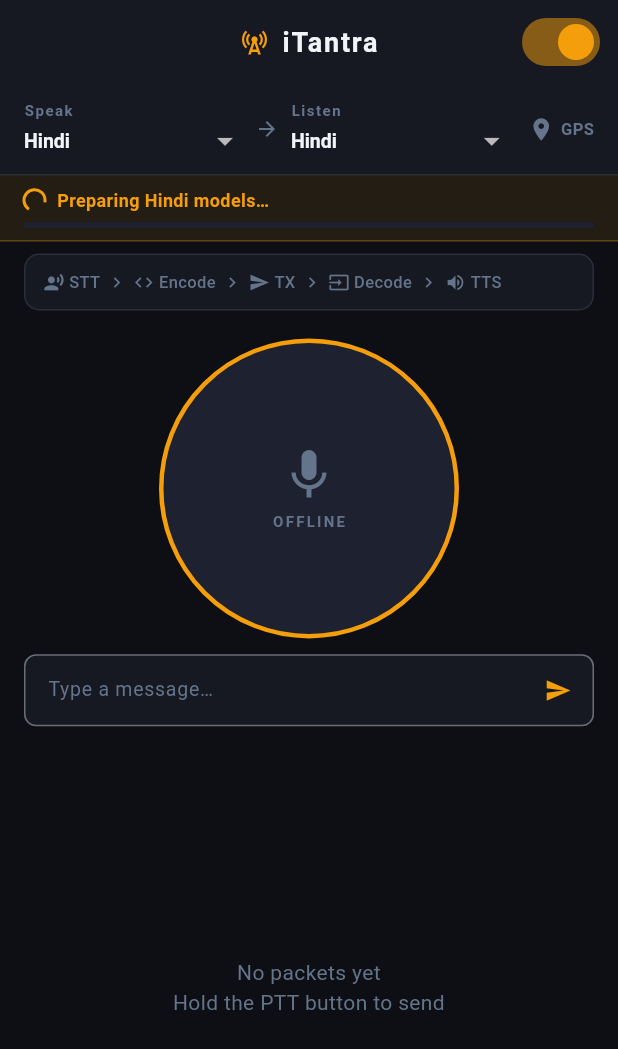
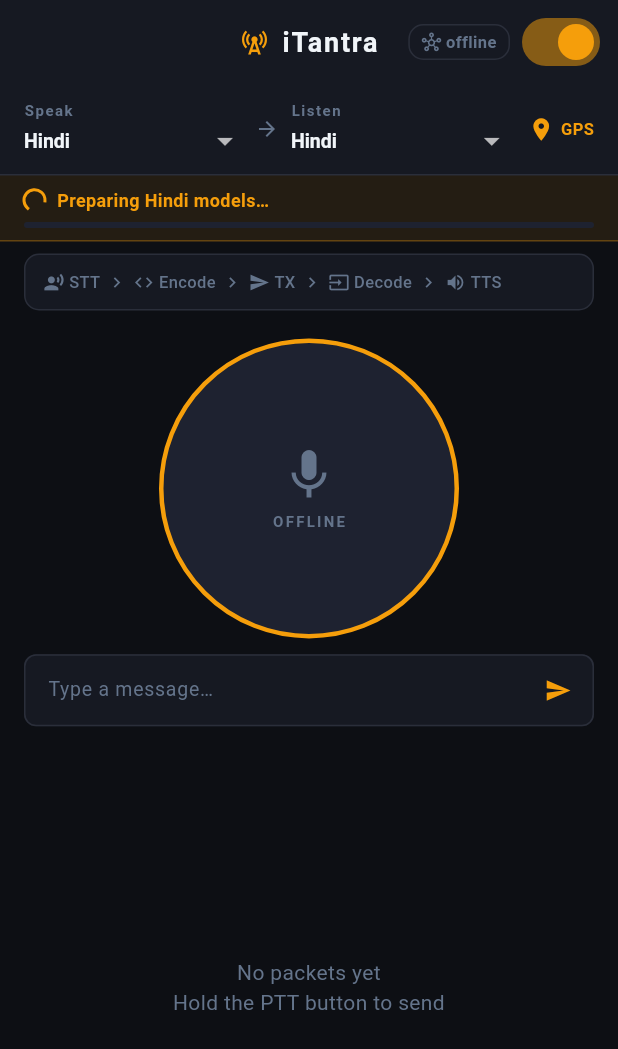
Before and after one commit to CVikasRaju/voice, a Flutter app: the first screen one second after launch, on a phone screen of 412 x 824 dp. Shown: the top 1049 px of the screen. Run offline on Flutter 3.47's test engine with Material 3 defaults, Android fonts, the phone set to English and light mode, and no system bars; our stand-ins replace audioplayers, flutter_tts, geolocator, permission_handler, shared_preferences; missing offline and left inert: bluetooth_low_energy, google_mlkit_translation, record, sherpa_onnx.

Commit message:
fix: resolve STT, BLE mesh, GPS and typed text failures
Critical fixes (app was completely non-functional):

1. STT never recorded: startPtt() was blocking on model download
   and returning before stt.start() was ever called. Fixed by removing
   the blocking guard — stt.start() handles init internally with live
   progress shown in the transcription preview.

2. BLE mesh stuck in loopback forever: enableMesh() was only called
   when the transceiver toggle changed state, but the toggle starts
   as 'true', so onChanged never fired. Fixed by calling
   _startMeshOnInit() in the TransceiverController constructor so
   the BLE radio activates immediately on startup.

3. Microphone permission never requested: _requestMicrophone() in
   permissions.dart just returned true without calling
   Permission.microphone.request(). Fixed with actual runtime request.

4. GPS defaulted off: _gpsEnabled now defaults to true and is
   persisted in SharedPreferences across sessions.

5. BLE MTU frame fragmentation: 38-byte iBFS frames were silently
   dropped on devices where MTU negotiation fails (< 23 bytes ATT
   payload). Fixed by tracking per-peer negotiated MTU and chunking
   frames in send() accordingly.

6. Typed text blocked by model downloads: Text field and send
   button were disabled when modelsDownloading was true. Fixed —
   typed messages don't need the STT model at all.

7. No mesh status feedback: Added live peer count badge to app bar
   (green hub icon showing N peers, grey 'offline' when not connected)
   so users know the BLE mesh is working.

```diff
--- a/lib/core/permissions.dart
+++ b/lib/core/permissions.dart
@@ -40,10 +40,8 @@
 
   static Future<bool> _requestMicrophone() async {
     try {
-      // speech_to_text handles its own permission request on initialize().
-      // We just need to ensure the permission dialog can appear.
-      // On Android, RECORD_AUDIO is requested when STT starts.
-      return true;
+      final status = await Permission.microphone.request();
+      return status.isGranted;
     } catch (_) {
       return false;
     }
--- a/lib/state/transceiver_controller.dart
+++ b/lib/state/transceiver_controller.dart
@@ -114,17 +114,37 @@
   }) : translator = translator ?? TranslationEngine() {
     storeForward = StoreForwardQueue(transport);
     _listenInbound();
+    _loadPrefs();
+    // Auto-start the BLE mesh on creation so it connects without user action.
+    _startMeshOnInit();
+  }
+
+  Future<void> _loadPrefs() async {
+    final prefs = await SharedPreferences.getInstance();
+    _gpsEnabled = prefs.getBool('gpsEnabled') ?? true;
+    notifyListeners();
+  }
+
+  /// Auto-start BLE mesh in the background.
+  Future<void> _startMeshOnInit() async {
+    final t = transport;
+    if (t is! SwitchableTransport) return;
+    final ok = await t.enableMesh();
+    _meshActive = ok;
+    notifyListeners();
   }
 
   // ── State ──────────────────────────────────────────────────────
   TransceiverPhase _phase = TransceiverPhase.idle;
   TransceiverPhase get phase => _phase;
 
-  bool _gpsEnabled = false;
+  bool _gpsEnabled = true; // Default on — users expect GPS to work out of the box.
   bool get gpsEnabled => _gpsEnabled;
   set gpsEnabled(bool v) {
     _gpsEnabled = v;
     notifyListeners();
+    // Persist preference.
+    SharedPreferences.getInstance().then((p) => p.setBool('gpsEnabled', v));
   }
 
   Lang _senderLang = kHindi;
@@ -332,18 +352,13 @@
   int? _sttStartMs;
 
   /// Begin recording on PTT press.
+  ///
+  /// Always transitions to the recording phase immediately. stt.start() handles
+  /// model initialisation internally and streams progress via onResult callbacks,
+  /// so the user sees "Downloading…" live in the transcription preview rather than
+  /// a blocked UI.
   Future<void> startPtt() async {
     if (_phase != TransceiverPhase.idle) return;
-
-    // If models are not ready yet, trigger download without blocking PTT.
-    // The download will update interimText with progress messages.
-    // The phase stays idle so typed messages still work during download.
-    if (!stt.isReady) {
-      if (!_modelsDownloading) {
-        await downloadSenderModels();
-      }
-      return;
-    }
 
     _phase = TransceiverPhase.recording;
     _interimText = '';
@@ -353,9 +368,9 @@
     await stt.start(
       localeId: _senderLang.code,
       onResult: (text, isFinal) {
-        // isFinal=true messages arrive from _processTranscript below when
-        // a VAD segment closes mid-hold; status strings (download progress,
-        // permission errors) come with isFinal=false and are preview-only.
+        // isFinal=true messages arrive when a VAD segment closes mid-hold.
+        // Status strings (download progress, permission errors) come with
+        // isFinal=false and are preview-only.
         _interimText = text;
         notifyListeners();
         if (isFinal && text.trim().isNotEmpty) {
--- a/lib/ui/home_screen.dart
+++ b/lib/ui/home_screen.dart
@@ -113,28 +113,61 @@
                         ),
                       ),
                     ),
+                  // BLE Mesh peer count indicator
+                  Padding(
+                    padding: const EdgeInsets.only(right: 4),
+                    child: Center(
+                      child: Container(
+                        padding: const EdgeInsets.symmetric(
+                            horizontal: 8, vertical: 3),
+                        decoration: BoxDecoration(
+                          color: ctrl.meshActive && ctrl.meshPeerCount > 0
+                              ? iTantraTheme.success.withValues(alpha: 0.15)
+                              : iTantraTheme.surface,
+                          borderRadius: BorderRadius.circular(10),
+                          border: Border.all(
+                            color: ctrl.meshActive && ctrl.meshPeerCount > 0
+                                ? iTantraTheme.success.withValues(alpha: 0.5)
+                                : iTantraTheme.border,
+                          ),
+                        ),
+                        child: Row(
+                          mainAxisSize: MainAxisSize.min,
+                          children: [
+                            Icon(
+                              ctrl.meshActive && ctrl.meshPeerCount > 0
+                                  ? Icons.hub
+                                  : Icons.hub_outlined,
+                              size: 13,
+                              color: ctrl.meshActive && ctrl.meshPeerCount > 0
+                                  ? iTantraTheme.success
+                                  : iTantraTheme.textMuted,
+                            ),
+                            const SizedBox(width: 3),
+                            Text(
+                              ctrl.meshActive
+                                  ? '${ctrl.meshPeerCount} peer${ctrl.meshPeerCount == 1 ? '' : 's'}'
+                                  : 'offline',
+                              style: TextStyle(
+                                fontSize: 11,
+                                fontWeight: FontWeight.w600,
+                                color: ctrl.meshActive && ctrl.meshPeerCount > 0
+                                    ? iTantraTheme.success
+                                    : iTantraTheme.textMuted,
+                              ),
+                            ),
+                          ],
+                        ),
+                      ),
+                    ),
+                  ),
                   // Transceiver toggle
                   Switch(
                     value: _transceiverOn,
                     onChanged: (v) {
                       setState(() => _transceiverOn = v);
-                      // When toggling on, check if models are ready and
-                      // try to bring up the BLE mesh.
                       if (v && !ctrl.modelsDownloading) {
                         ctrl.predownloadModels(ctrl.senderLang);
-                      }
-                      if (v) {
-                        ctrl.enableMesh().then((ok) {
-                          if (mounted && !ok) {
-                            ScaffoldMessenger.of(this.context).showSnackBar(
-                              const SnackBar(
-                                content: Text(
-                                    'Mesh needs Bluetooth on + nearby-devices permission — running in loopback mode'),
-                                duration: Duration(seconds: 3),
-                              ),
-                            );
-                          }
-                        });
                       }
                     },
                     activeThumbColor: iTantraTheme.saffron,
@@ -297,9 +330,11 @@
                           child: TextField(
                             controller: _textController,
                             focusNode: _textFocusNode,
+                            // Typed messages don't need the STT model —
+                            // always enabled when the transceiver is on and
+                            // the state machine is idle.
                             enabled: _transceiverOn &&
-                                ctrl.phase == TransceiverPhase.idle &&
-                                !ctrl.modelsDownloading,
+                                ctrl.phase == TransceiverPhase.idle,
                             decoration: InputDecoration(
                               hintText: 'Type a message…',
                               hintStyle: const TextStyle(
@@ -330,7 +365,6 @@
                                     size: 18, color: iTantraTheme.saffron),
                                 onPressed: _transceiverOn &&
                                         ctrl.phase == TransceiverPhase.idle &&
-                                        !ctrl.modelsDownloading &&
                                         _textController.text.trim().isNotEmpty
                                     ? () {
                                         final text = _textController.text.trim();
```
Also changed, not shown: lib/net/ble_transport.dart (+39 -1 lines).
